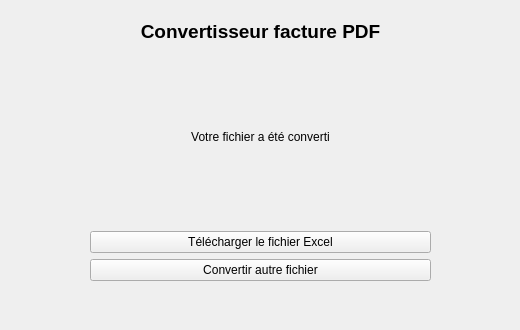
The window that gui/Convertisseur_PDF_resultats.ui (WallaceVBB/EpiData) describes before a commit, drawn with Qt 5.
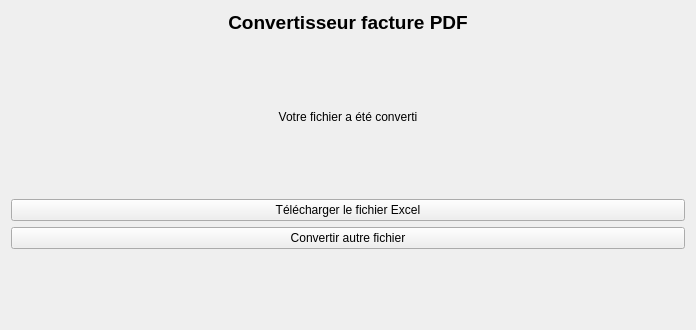
The same window after the commit.

The edit to the form file:
```diff
--- a/gui/Convertisseur_PDF_resultats.ui
+++ b/gui/Convertisseur_PDF_resultats.ui
@@ -6,22 +6,19 @@
    <rect>
     <x>0</x>
     <y>0</y>
-    <width>520</width>
+    <width>696</width>
     <height>330</height>
    </rect>
   </property>
+  <property name="sizePolicy">
+   <sizepolicy hsizetype="Expanding" vsizetype="Expanding">
+    <horstretch>0</horstretch>
+    <verstretch>0</verstretch>
+   </sizepolicy>
+  </property>
   <property name="windowTitle">
    <string>Form</string>
   </property>
-  <widget class="QWidget" name="verticalLayoutWidget">
-   <property name="geometry">
-    <rect>
-     <x>90</x>
-     <y>20</y>
-     <width>341</width>
-     <height>261</height>
-    </rect>
-   </property>
    <layout class="QVBoxLayout" name="verticalLayout">
     <item>
      <widget class="QLabel" name="label">
@@ -31,7 +28,7 @@
      </widget>
     </item>
     <item>
-     <spacer name="verticalSpacer">
+    <spacer name="verticalSpacer_3">
       <property name="orientation">
        <enum>Qt::Orientation::Vertical</enum>
       </property>
@@ -51,7 +48,7 @@
      </widget>
     </item>
     <item>
-     <spacer name="verticalSpacer_2">
+    <spacer name="verticalSpacer">
       <property name="orientation">
        <enum>Qt::Orientation::Vertical</enum>
       </property>
@@ -77,8 +74,20 @@
       </property>
      </widget>
     </item>
-   </layout>
-  </widget>
+   <item>
+    <spacer name="verticalSpacer_2">
+     <property name="orientation">
+      <enum>Qt::Orientation::Vertical</enum>
+     </property>
+     <property name="sizeHint" stdset="0">
+      <size>
+       <width>20</width>
+       <height>40</height>
+      </size>
+     </property>
+    </spacer>
+   </item>
+  </layout>
  </widget>
  <resources/>
  <connections/>
```
Lines whose indentation alone changed are shown as unchanged.
